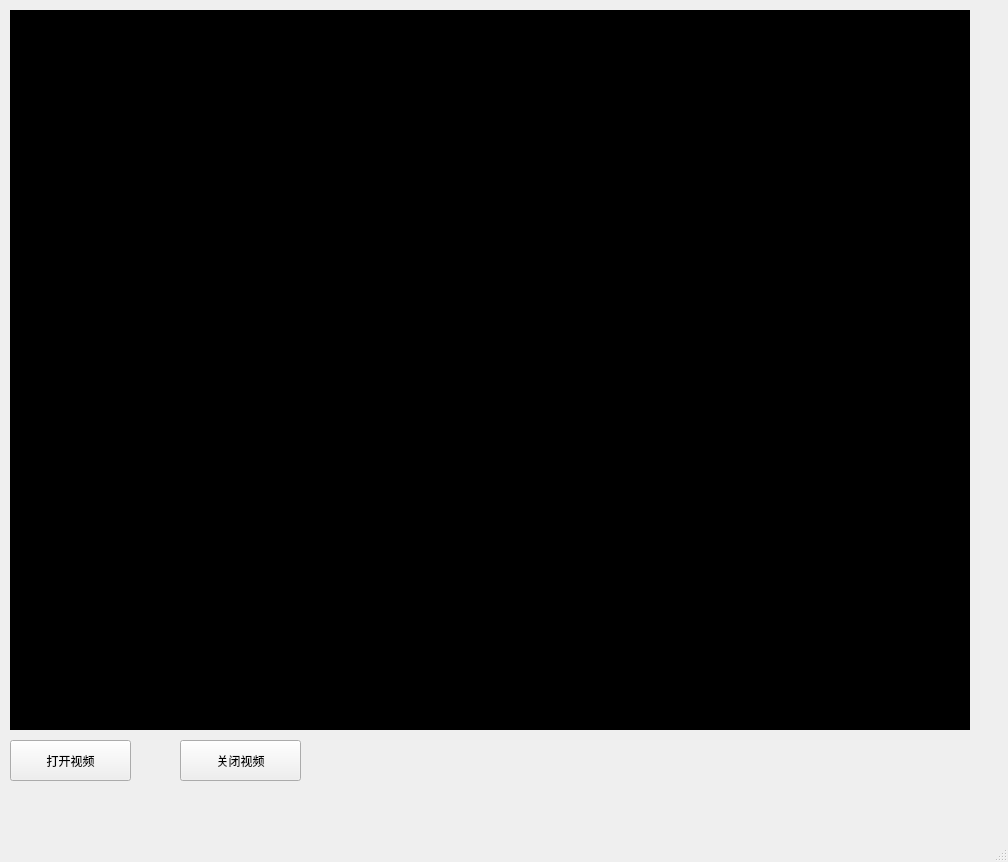
The window that videoPlayer/mainwindow.ui (superbayes/Qt_personBody_dect) describes before a commit, drawn with Qt 5.
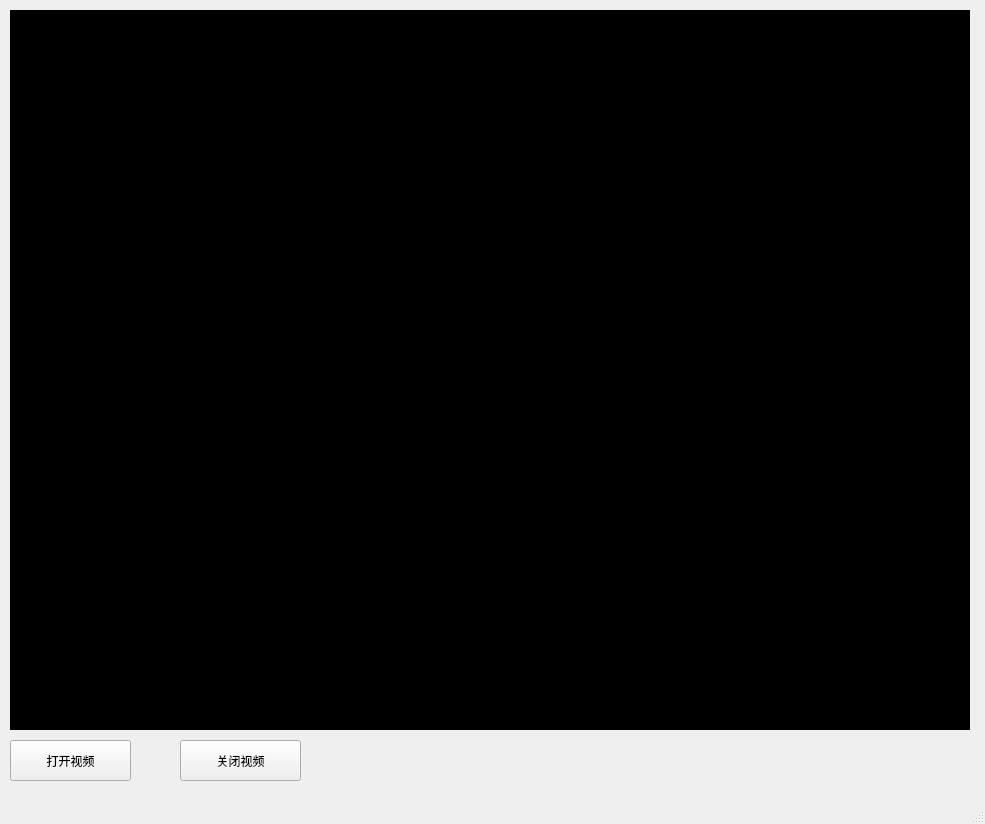
The same window after the commit.

The edit to the form file:
```diff
--- a/videoPlayer/mainwindow.ui
+++ b/videoPlayer/mainwindow.ui
@@ -6,8 +6,8 @@
    <rect>
     <x>0</x>
     <y>0</y>
-    <width>1008</width>
-    <height>862</height>
+    <width>985</width>
+    <height>824</height>
    </rect>
   </property>
   <property name="windowTitle">
```
Left out of the diff: 4 changed lines with no effect on the pictures.
